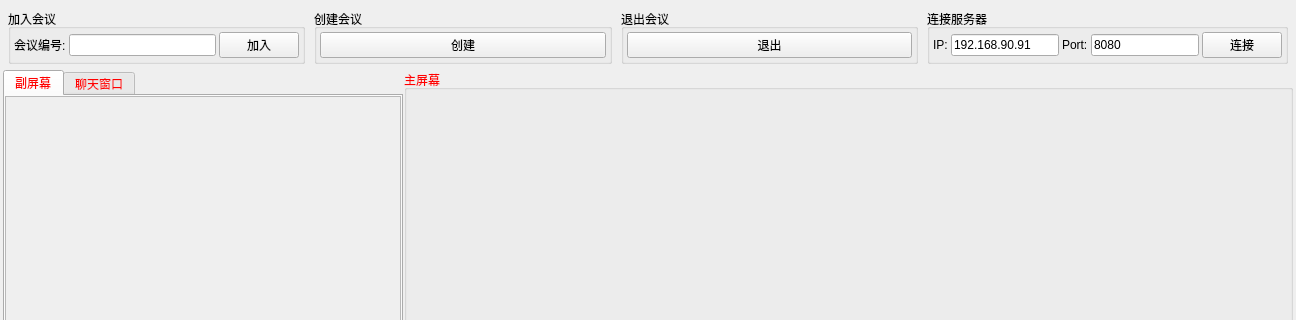
Above: client/widget.ui from BreezeLune/industrial-remote-support before the change; both pictures show x 0 to 1296 and y 0 to 320 of the 1296 by 784 pixel window. Below: the same form after it.
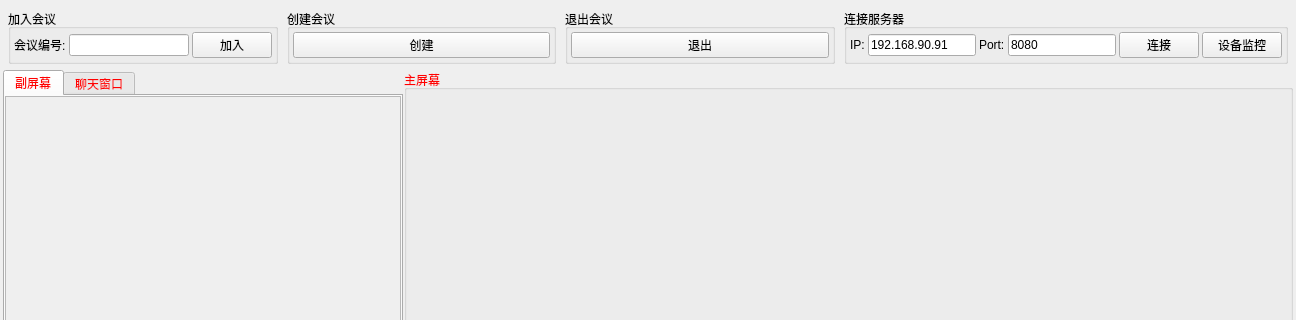
That is the form after the change. Custom widgets are drawn as their Qt base class.

Commit message: 增加实时显示工厂设备信息

Patch:
```diff
--- a/client/widget.ui
+++ b/client/widget.ui
@@ -280,6 +280,13 @@
           </property>
          </widget>
         </item>
+        <item>
+         <widget class="QPushButton" name="deviceMonitorBtn">
+          <property name="text">
+           <string>设备监控</string>
+          </property>
+         </widget>
+        </item>
        </layout>
       </widget>
      </item>
```
The commit also changes 46 other files.
